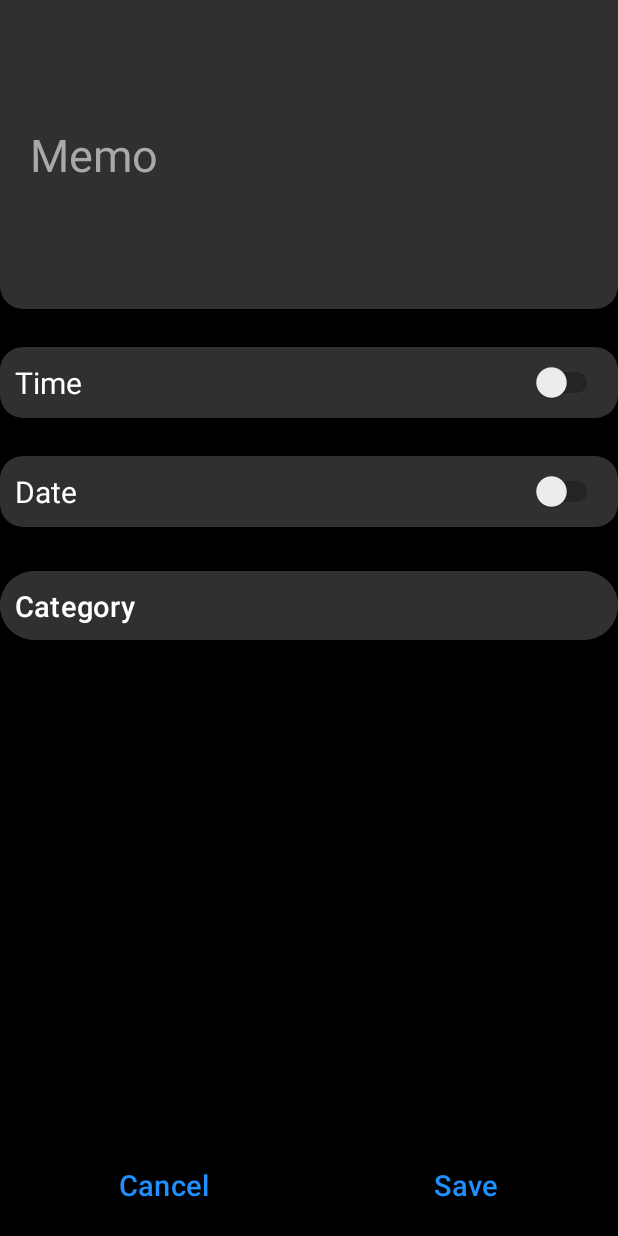
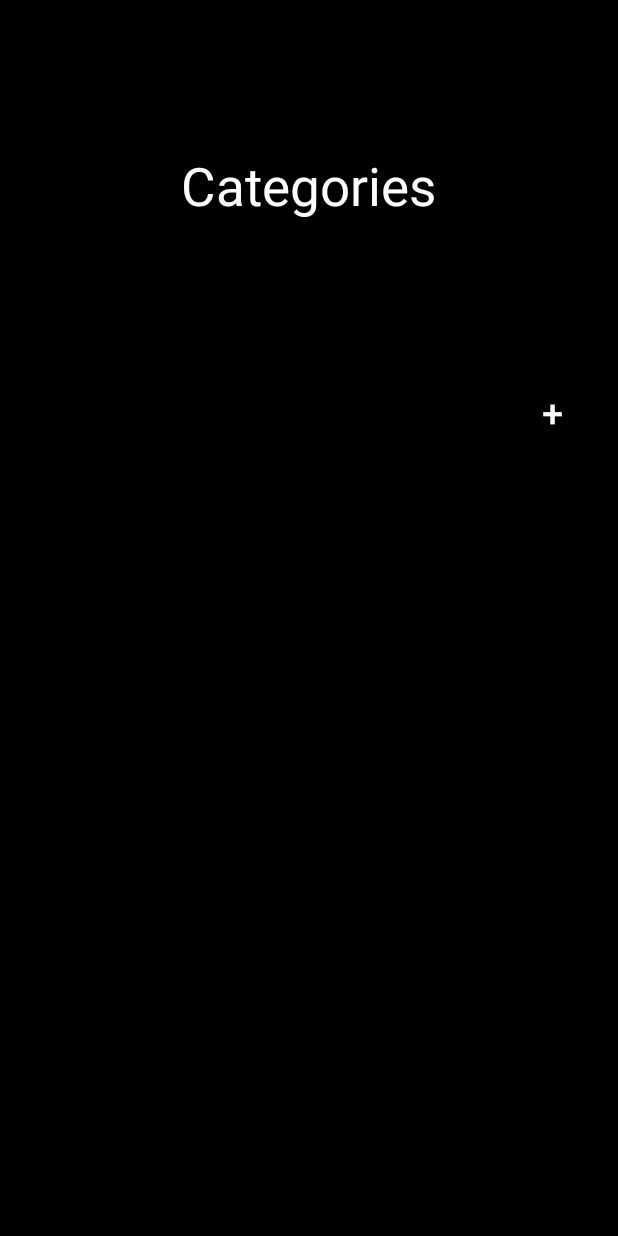
Before and after one commit to Sudhanshu-Marudgan/Spiteful-Reminder, an Android app: the NewReminder screen opened directly, with no data from a screen before it, after a tap on "Category", on a phone screen of 412 x 824 dp. Run offline under Robolectric (Android 15) with nearby library versions, the light colour scheme and no system bars; our stand-ins replace Firebase (no records; nobody signed in at launch, a user with empty details on screens opened directly); 2 statements that could not run were skipped; 2 other taps on this screen came first.

Commit message:
new reminder add to database.

```diff
--- a/app/build.gradle
+++ b/app/build.gradle
@@ -1,5 +1,6 @@
 plugins {
     id 'com.android.application'
+    id 'com.google.gms.google-services'
 }
 
 android {
@@ -33,6 +34,7 @@ dependencies {
     implementation 'androidx.appcompat:appcompat:1.6.1'
     implementation 'com.google.android.material:material:1.5.0'
     implementation 'androidx.constraintlayout:constraintlayout:2.1.4'
+    implementation 'com.google.firebase:firebase-database:20.3.0'
     testImplementation 'junit:junit:4.13.2'
     androidTestImplementation 'androidx.test.ext:junit:1.1.5'
     androidTestImplementation 'androidx.test.espresso:espresso-core:3.5.1'
--- a/app/src/main/AndroidManifest.xml
+++ b/app/src/main/AndroidManifest.xml
@@ -13,6 +13,9 @@
         android:theme="@style/Theme.SpitefulReminder"
         tools:targetApi="31">
         <activity
+            android:name=".Category"
+            android:exported="false" />
+        <activity
             android:name=".NewReminder"
             android:exported="false" />
         <activity
--- /dev/null
+++ b/app/src/main/java/com/example/spiteful_reminder/Category.java
@@ -0,0 +1,14 @@
+package com.example.spiteful_reminder;
+
+import androidx.appcompat.app.AppCompatActivity;
+
+import android.os.Bundle;
+
+public class Category extends AppCompatActivity {
+
+    @Override
+    protected void onCreate(Bundle savedInstanceState) {
+        super.onCreate(savedInstanceState);
+        setContentView(R.layout.activity_category);
+    }
+}
--- a/app/src/main/res/drawable/completely_rounded_button.xml
+++ b/app/src/main/res/drawable/completely_rounded_button.xml
@@ -6,10 +6,10 @@
 
     <solid android:color="@color/dimgrey" />
     <corners
-        android:bottomRightRadius="15dp"
-        android:bottomLeftRadius="15dp"
-        android:topLeftRadius="15dp"
-        android:topRightRadius="15dp"
+        android:bottomRightRadius="30dp"
+        android:bottomLeftRadius="30dp"
+        android:topLeftRadius="30dp"
+        android:topRightRadius="30dp"
         />
 
 </shape>
--- a/app/src/main/res/drawable/rounded_edit_text.xml
+++ b/app/src/main/res/drawable/rounded_edit_text.xml
@@ -6,8 +6,8 @@
 
     <solid android:color="@color/dimgrey" />
     <corners
-        android:bottomRightRadius="15dp"
-        android:bottomLeftRadius="15dp"/>
+        android:bottomRightRadius="30dp"
+        android:bottomLeftRadius="30dp"/>
 <!--        android:topLeftRadius="15dp"-->
 <!--        android:topRightRadius="15dp" -->
 
--- /dev/null
+++ b/app/src/main/res/layout/activity_category.xml
@@ -0,0 +1,46 @@
+<?xml version="1.0" encoding="utf-8"?>
+<RelativeLayout
+    xmlns:android="http://schemas.android.com/apk/res/android"
+    xmlns:app="http://schemas.android.com/apk/res-auto"
+    xmlns:tools="http://schemas.android.com/tools"
+    android:layout_width="match_parent"
+    android:layout_height="match_parent"
+    android:background="@color/black"
+    tools:context=".Category">
+
+    <TextView
+        android:layout_width="wrap_content"
+        android:layout_height="wrap_content"
+        android:id="@+id/tv1"
+        android:text="Categories"
+        android:textSize="35sp"
+        android:textColor="@color/white"
+        android:layout_centerHorizontal="true"
+        android:layout_marginTop="100dp"
+        />
+
+    <Button
+        android:layout_width="wrap_content"
+        android:layout_height="wrap_content"
+        android:id="@+id/bt1"
+        android:text="+"
+        android:textSize="25dp"
+        android:textColor="@color/white"
+        android:backgroundTint="@color/black"
+        android:layout_below="@id/tv1"
+        android:layout_alignParentRight="true"
+        android:layout_marginTop="100dp"
+        android:onClick="save"
+        />
+
+
+    <ListView
+        android:layout_width="wrap_content"
+        android:layout_height="wrap_content"
+        android:id="@+id/lv1"
+        android:layout_below="@id/bt1"
+        />
+
+
+
+</RelativeLayout>
--- a/app/src/main/res/layout/activity_main.xml
+++ b/app/src/main/res/layout/activity_main.xml
@@ -35,7 +35,9 @@
         android:layout_marginTop="220dp"
         android:background="@color/black"
         android:text="+"
-        android:textSize="60px" />
+        android:textSize="60px"
+        android:onClick="newreminder"
+        />
 
     <androidx.appcompat.widget.SearchView
         android:id="@+id/searchView"
--- a/app/src/main/res/layout/activity_new_reminder.xml
+++ b/app/src/main/res/layout/activity_new_reminder.xml
@@ -28,7 +28,8 @@
         android:layout_below="@id/ed1"
         android:layout_marginTop="25dp"
         android:background="@drawable/completely_rounded_button"
-        android:padding="10dp"
+        android:padding="20dp"
+        android:onClick="time"
         />
 
     <Switch
@@ -41,7 +42,8 @@
         android:layout_below="@id/sw1"
         android:layout_marginTop="25dp"
         android:background="@drawable/completely_rounded_button"
-        android:padding="10dp"
+        android:padding="20dp"
+        android:onClick="date"
         />
 
     <Button
@@ -55,7 +57,7 @@
         android:layout_below="@id/sw2"
         android:layout_marginTop="25dp"
         android:backgroundTint="@color/dimgrey"
-        android:padding="10dp"
+        android:padding="20dp"
         android:onClick="category"
         />
 
@@ -71,6 +73,7 @@
         android:layout_alignParentBottom="true"
         android:layout_marginLeft="55dp"
         android:layout_marginBottom="10dp"
+        android:onClick="cancel"
         />
 
     <Button
@@ -86,7 +89,9 @@
         android:layout_alignParentBottom="true"
         android:layout_marginRight="55dp"
         android:layout_marginBottom="10dp"
+        android:onClick="save"
         />
 
 
+
 </RelativeLayout>
--- a/build.gradle
+++ b/build.gradle
@@ -1,4 +1,8 @@
-// Top-level build file where you can add configuration options common to all sub-projects/modules.
+buildscript {
+    dependencies {
+        classpath 'com.google.gms:google-services:4.4.0'
+    }
+}// Top-level build file where you can add configuration options common to all sub-projects/modules.
 plugins {
     id 'com.android.application' version '8.1.2' apply false
     id 'com.android.library' version '8.1.2' apply false
```
Also changed, not shown: app/src/main/java/com/example/spiteful_reminder/MainActivity.java (+7 -0 lines), app/src/main/java/com/example/spiteful_reminder/NewReminder.java (+115 -0 lines), app/src/main/java/com/example/spiteful_reminder/helper.java (added, +28 -0 lines), 1 other file.
